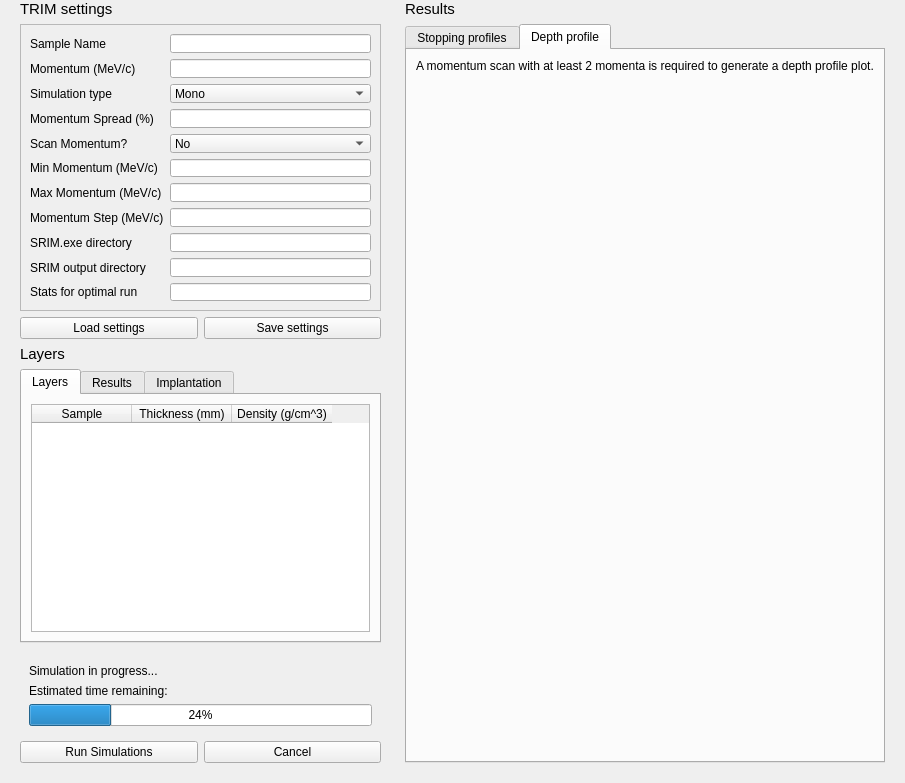
First picture: the form in src/EVA/gui/ui_files/trim.ui, repository ISISMuon/EVA, before the edit.
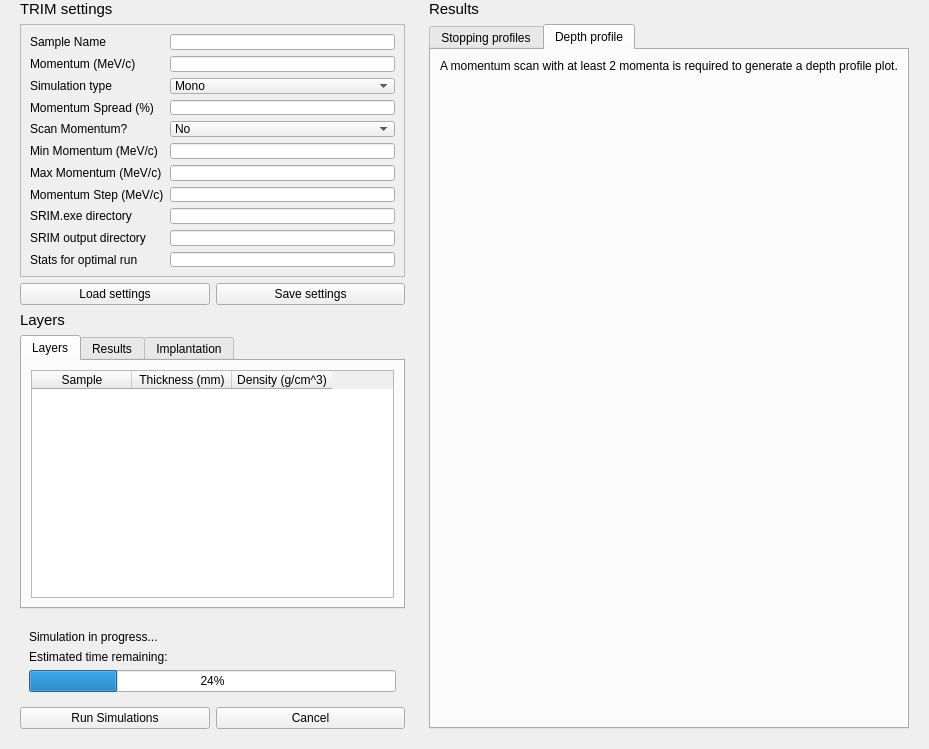
Second picture: the form after the edit. The open tabs and pages were chosen to show the change. Custom widgets are drawn as their Qt base class.

Commit message: Add slider to depth profile tab ui

Diff of the .ui file:
```diff
--- a/src/EVA/gui/ui_files/trim.ui
+++ b/src/EVA/gui/ui_files/trim.ui
@@ -6,8 +6,8 @@
    <rect>
     <x>0</x>
     <y>0</y>
-    <width>905</width>
-    <height>783</height>
+    <width>929</width>
+    <height>749</height>
    </rect>
   </property>
   <property name="windowTitle">
@@ -523,6 +523,22 @@
             </property>
            </widget>
           </item>
+          <item>
+           <spacer name="verticalSpacer">
+            <property name="orientation">
+             <enum>Qt::Vertical</enum>
+            </property>
+            <property name="sizeHint" stdset="0">
+             <size>
+              <width>20</width>
+              <height>40</height>
+             </size>
+            </property>
+           </spacer>
+          </item>
+          <item>
+           <widget class="QWidget" name="depth_settings_widget" native="true"/>
+          </item>
          </layout>
         </widget>
        </widget>
@@ -533,17 +549,17 @@
   </layout>
  </widget>
  <customwidgets>
-  <customwidget>
-   <class>BaseTable</class>
-   <extends>QTableWidget</extends>
-   <header>EVA.gui.base.base_table</header>
-  </customwidget>
   <customwidget>
    <class>PlotWidget</class>
    <extends>QWidget</extends>
    <header>EVA.gui.widgets.plot.plot_widget</header>
    <container>1</container>
   </customwidget>
+  <customwidget>
+   <class>BaseTable</class>
+   <extends>QTableWidget</extends>
+   <header>EVA.widgets.base.base_table</header>
+  </customwidget>
  </customwidgets>
  <resources/>
  <connections/>
```
Left out of the diff: 4 changed lines with no effect on the pictures. The commit also changes 1 other file.
